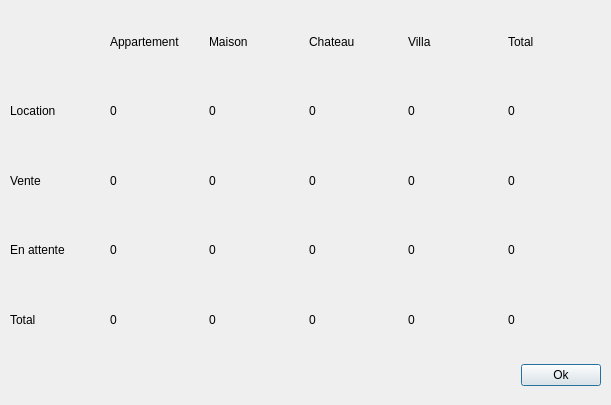
Before: the Qt Designer form statistiques.ui in tonydd/IHMo, drawn with Qt 5.
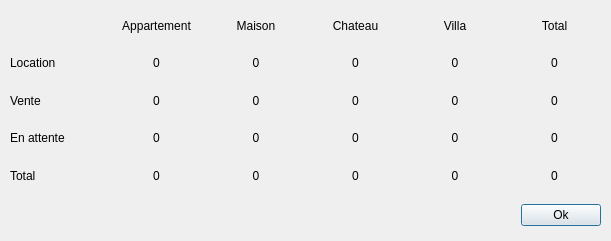
After: the same form once the commit is applied. Icons and pictures are not drawn.

Commit message: Correction du bug de l'index, mise à jour de l'ihm de statistiques (ajout background)

```diff
--- a/statistiques.ui
+++ b/statistiques.ui
@@ -7,19 +7,22 @@
     <x>0</x>
     <y>0</y>
     <width>611</width>
-    <height>405</height>
+    <height>241</height>
    </rect>
   </property>
   <property name="windowTitle">
    <string>Dialog</string>
   </property>
+  <property name="styleSheet">
+   <string notr="true">QDialog {background-image: url('../Ressources/background-dialog.jpg')}</string>
+  </property>
   <widget class="QWidget" name="gridLayoutWidget">
    <property name="geometry">
     <rect>
      <x>10</x>
      <y>10</y>
      <width>591</width>
-     <height>341</height>
+     <height>181</height>
     </rect>
    </property>
    <layout class="QGridLayout" name="gridLayout">
@@ -39,6 +42,9 @@
           <property name="text">
            <string>Appartement</string>
           </property>
+          <property name="alignment">
+           <set>Qt::AlignCenter</set>
+          </property>
          </widget>
         </item>
         <item>
@@ -46,6 +52,9 @@
           <property name="text">
            <string>Maison</string>
           </property>
+          <property name="alignment">
+           <set>Qt::AlignCenter</set>
+          </property>
          </widget>
         </item>
         <item>
@@ -53,6 +62,9 @@
           <property name="text">
            <string>Chateau</string>
           </property>
+          <property name="alignment">
+           <set>Qt::AlignCenter</set>
+          </property>
          </widget>
         </item>
         <item>
@@ -60,6 +72,9 @@
           <property name="text">
            <string>Villa</string>
           </property>
+          <property name="alignment">
+           <set>Qt::AlignCenter</set>
+          </property>
          </widget>
         </item>
         <item>
@@ -67,6 +82,9 @@
           <property name="text">
            <string>Total</string>
           </property>
+          <property name="alignment">
+           <set>Qt::AlignCenter</set>
+          </property>
          </widget>
         </item>
        </layout>
@@ -85,6 +103,9 @@
           <property name="text">
            <string>0</string>
           </property>
+          <property name="alignment">
+           <set>Qt::AlignCenter</set>
+          </property>
          </widget>
         </item>
         <item>
@@ -92,6 +113,9 @@
           <property name="text">
            <string>0</string>
           </property>
+          <property name="alignment">
+           <set>Qt::AlignCenter</set>
+          </property>
          </widget>
         </item>
         <item>
@@ -99,6 +123,9 @@
           <property name="text">
            <string>0</string>
           </property>
+          <property name="alignment">
+           <set>Qt::AlignCenter</set>
+          </property>
          </widget>
         </item>
         <item>
@@ -106,6 +133,9 @@
           <property name="text">
            <string>0</string>
           </property>
+          <property name="alignment">
+           <set>Qt::AlignCenter</set>
+          </property>
          </widget>
         </item>
         <item>
@@ -113,6 +143,9 @@
           <property name="text">
            <string>0</string>
           </property>
+          <property name="alignment">
+           <set>Qt::AlignCenter</set>
+          </property>
          </widget>
         </item>
        </layout>
@@ -131,6 +164,9 @@
           <property name="text">
            <string>0</string>
           </property>
+          <property name="alignment">
+           <set>Qt::AlignCenter</set>
+          </property>
          </widget>
         </item>
         <item>
@@ -138,6 +174,9 @@
           <property name="text">
            <string>0</string>
           </property>
+          <property name="alignment">
+           <set>Qt::AlignCenter</set>
+          </property>
          </widget>
         </item>
         <item>
@@ -145,6 +184,9 @@
           <property name="text">
            <string>0</string>
           </property>
+          <property name="alignment">
+           <set>Qt::AlignCenter</set>
+          </property>
          </widget>
         </item>
         <item>
@@ -152,6 +194,9 @@
           <property name="text">
            <string>0</string>
           </property>
+          <property name="alignment">
+           <set>Qt::AlignCenter</set>
+          </property>
          </widget>
         </item>
         <item>
@@ -159,6 +204,9 @@
           <property name="text">
            <string>0</string>
           </property>
+          <property name="alignment">
+           <set>Qt::AlignCenter</set>
+          </property>
          </widget>
         </item>
        </layout>
@@ -177,6 +225,9 @@
           <property name="text">
            <string>0</string>
           </property>
+          <property name="alignment">
+           <set>Qt::AlignCenter</set>
+          </property>
          </widget>
         </item>
         <item>
@@ -184,6 +235,9 @@
           <property name="text">
            <string>0</string>
           </property>
+          <property name="alignment">
+           <set>Qt::AlignCenter</set>
+          </property>
          </widget>
         </item>
         <item>
@@ -191,6 +245,9 @@
           <property name="text">
            <string>0</string>
           </property>
+          <property name="alignment">
+           <set>Qt::AlignCenter</set>
+          </property>
          </widget>
         </item>
         <item>
@@ -198,6 +255,9 @@
           <property name="text">
            <string>0</string>
           </property>
+          <property name="alignment">
+           <set>Qt::AlignCenter</set>
+          </property>
          </widget>
         </item>
         <item>
@@ -205,6 +265,9 @@
           <property name="text">
            <string>0</string>
           </property>
+          <property name="alignment">
+           <set>Qt::AlignCenter</set>
+          </property>
          </widget>
         </item>
        </layout>
@@ -223,6 +286,9 @@
           <property name="text">
            <string>0</string>
           </property>
+          <property name="alignment">
+           <set>Qt::AlignCenter</set>
+          </property>
          </widget>
         </item>
         <item>
@@ -230,6 +296,9 @@
           <property name="text">
            <string>0</string>
           </property>
+          <property name="alignment">
+           <set>Qt::AlignCenter</set>
+          </property>
          </widget>
         </item>
         <item>
@@ -237,6 +306,9 @@
           <property name="text">
            <string>0</string>
           </property>
+          <property name="alignment">
+           <set>Qt::AlignCenter</set>
+          </property>
          </widget>
         </item>
         <item>
@@ -244,6 +316,9 @@
           <property name="text">
            <string>0</string>
           </property>
+          <property name="alignment">
+           <set>Qt::AlignCenter</set>
+          </property>
          </widget>
         </item>
         <item>
@@ -251,6 +326,9 @@
           <property name="text">
            <string>0</string>
           </property>
+          <property name="alignment">
+           <set>Qt::AlignCenter</set>
+          </property>
          </widget>
         </item>
        </layout>
@@ -263,7 +341,7 @@
    <property name="geometry">
     <rect>
      <x>10</x>
-     <y>360</y>
+     <y>200</y>
      <width>591</width>
      <height>31</height>
     </rect>
```
The commit also changes 7 other files.
